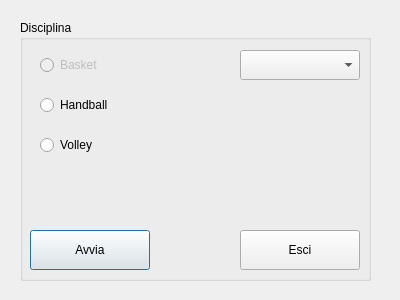
Qt form choosediscipline.ui (McuMirror/scoreController) before a commit.
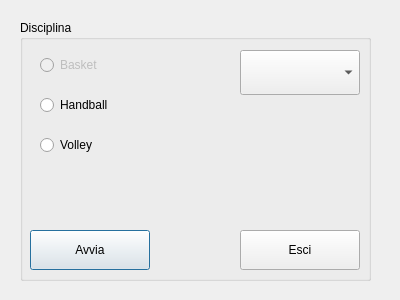
The same form after that commit.

Commit message: modified language combobox and some internatinalization string

Patch:
```diff
--- a/choosediscipline.ui
+++ b/choosediscipline.ui
@@ -105,7 +105,7 @@
       <x>220</x>
       <y>30</y>
       <width>120</width>
-      <height>30</height>
+      <height>45</height>
      </rect>
     </property>
    </widget>
```
The commit also changes 1 other file.
